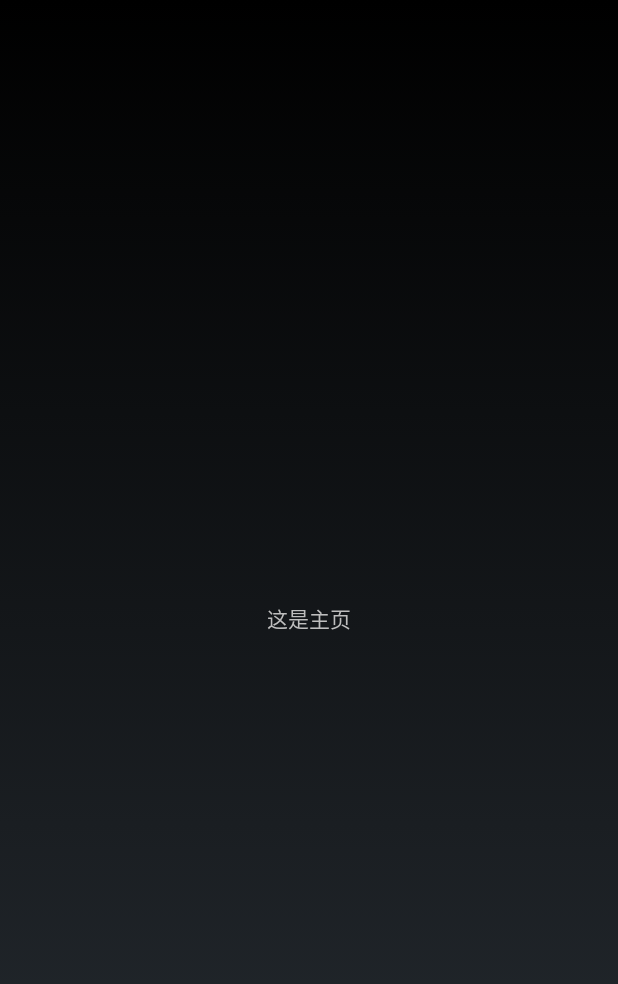
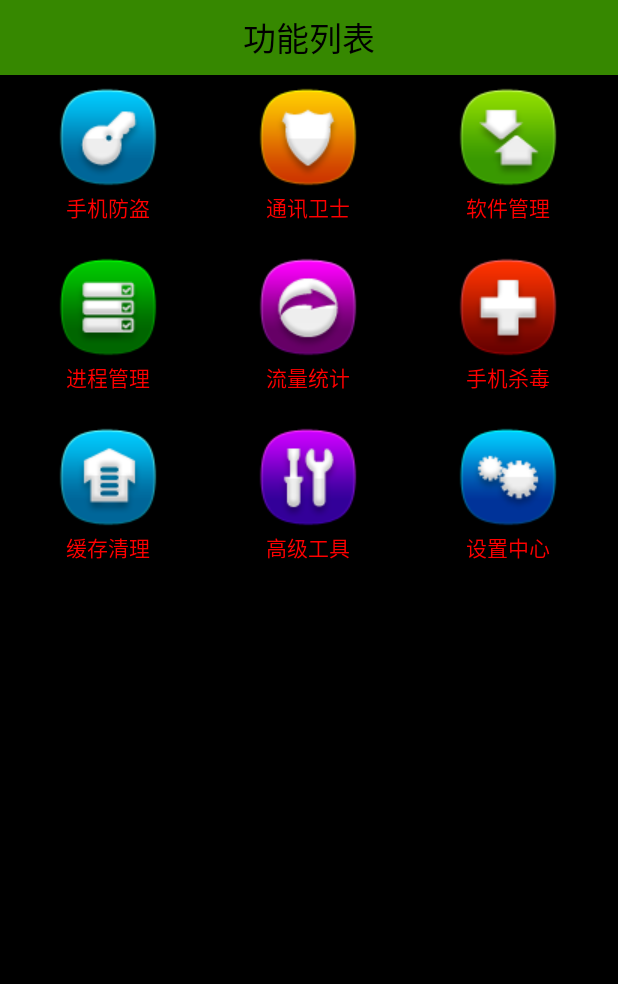
Before and after one commit to esileme/phonemanage, an Android app: the MainActivity screen opened directly, with no data from a screen before it, on a phone screen of 412 x 824 dp. Shown: the top 984 px of the screen. Run offline under Robolectric (Android 15) with nearby library versions, the phone set to English and light mode, and no system bars.

Commit message:
界面成功

```diff
--- a/PhoneManager/app/src/main/AndroidManifest.xml
+++ b/PhoneManager/app/src/main/AndroidManifest.xml
@@ -11,7 +11,7 @@
         android:icon="@mipmap/ic_launcher"
         android:label="@string/app_name"
         android:supportsRtl="true"
-        android:theme="@android:style/Theme.NoTitleBar">
+        android:theme="@android:style/Theme.Black.NoTitleBar.Fullscreen">
         <activity
             android:name=".SplashActivity"
             android:label="@string/app_name"
--- a/PhoneManager/app/src/main/java/com/android/yl/phonemanager/MainActivity.java
+++ b/PhoneManager/app/src/main/java/com/android/yl/phonemanager/MainActivity.java
@@ -1,15 +1,70 @@
 package com.android.yl.phonemanager;
 
+import android.app.Activity;
 import android.os.Bundle;
-import android.app.Activity;
+import android.view.View;
+import android.view.ViewGroup;
+import android.widget.BaseAdapter;
+import android.widget.GridView;
+import android.widget.ImageView;
+import android.widget.TextView;
 
+/**
+ * 主页面
+ *
+ * @author 11111111111111111
+ */
 public class MainActivity extends Activity {
+
+    private GridView gvHome;
+
+    private String[] mItems = new String[]{"手机防盗", "通讯卫士", "软件管理", "进程管理",
+            "流量统计", "手机杀毒", "缓存清理", "高级工具", "设置中心"};
+
+    private int[] mPics = new int[]{R.drawable.home_safe,
+            R.drawable.home_callmsgsafe, R.drawable.home_apps,
+            R.drawable.home_taskmanager, R.drawable.home_netmanager,
+            R.drawable.home_trojan, R.drawable.home_sysoptimize,
+            R.drawable.home_tools, R.drawable.home_settings};
 
     @Override
     protected void onCreate(Bundle savedInstanceState) {
         super.onCreate(savedInstanceState);
         setContentView(R.layout.activity_main);
 
+        gvHome = (GridView) findViewById(R.id.gv_home);
+        gvHome.setAdapter(new HomeAdapter());
     }
 
+    class HomeAdapter extends BaseAdapter {
+
+        @Override
+        public int getCount() {
+            return mItems.length;
+        }
+
+        @Override
+        public Object getItem(int position) {
+            return mItems[position];
+        }
+
+        @Override
+        public long getItemId(int position) {
+            return position;
+        }
+
+        @Override
+        public View getView(int position, View convertView, ViewGroup parent) {
+            View view = View.inflate(MainActivity.this,
+                    R.layout.home_list_item, null);
+            ImageView ivItem = (ImageView) view.findViewById(R.id.iv_item);
+            TextView tvItem = (TextView) view.findViewById(R.id.tv_item);
+
+            tvItem.setText(mItems[position]);
+
+            ivItem.setImageResource(mPics[position]);
+            return view;
+        }
+
+    }
 }
--- a/PhoneManager/app/src/main/java/com/android/yl/phonemanager/SplashActivity.java
+++ b/PhoneManager/app/src/main/java/com/android/yl/phonemanager/SplashActivity.java
@@ -203,6 +203,7 @@ public class SplashActivity extends AppCompatActivity {
         AlertDialog.Builder builder = new AlertDialog.Builder(this);
         builder.setTitle("最新版本" + mVersionName);
         builder.setMessage(mDesc);
+        builder.setCancelable(false);//禁用返回键功能
         builder.setPositiveButton("立即更新", new DialogInterface.OnClickListener() {
             @Override
             public void onClick(DialogInterface dialog, int which) {
@@ -247,7 +248,8 @@ public class SplashActivity extends AppCompatActivity {
                     intent.addCategory(Intent.CATEGORY_DEFAULT);
                     intent.setDataAndType(Uri.fromFile(arg0.result),
                             "application/vnd.android.package-archive");
-                    startActivity(intent);
+                    //startActivity(intent);
+                    startActivityForResult(intent,0);
 
                 }
 
@@ -260,6 +262,12 @@ public class SplashActivity extends AppCompatActivity {
             Toast.makeText(SplashActivity.this, "没有sd卡", Toast.LENGTH_SHORT).show();
         }
     }
+    //返回结果与startActivityForResult配对
+    @Override
+    protected void onActivityResult(int requestCode, int resultCode, Intent data) {
+        enterHome();
+        super.onActivityResult(requestCode, resultCode, data);
+    }
 
     private void enterHome() {
         Intent intent = new Intent(SplashActivity.this, MainActivity.class);
--- a/PhoneManager/app/src/main/res/layout/activity_main.xml
+++ b/PhoneManager/app/src/main/res/layout/activity_main.xml
@@ -1,13 +1,25 @@
 <?xml version="1.0" encoding="utf-8"?>
-<RelativeLayout xmlns:android="http://schemas.android.com/apk/res/android"
+<LinearLayout xmlns:android="http://schemas.android.com/apk/res/android"
     xmlns:tools="http://schemas.android.com/tools"
     android:layout_width="match_parent"
     android:layout_height="match_parent"
-    tools:context="com.android.yl.phonemanager.MainActivity">
-<TextView
-    android:layout_width="wrap_content"
-    android:layout_height="wrap_content"
-    android:text="这是主页"
-    android:layout_centerHorizontal="true"
-    android:layout_centerVertical="true"/>
-</RelativeLayout>
+    tools:context="com.android.yl.phonemanager.MainActivity"
+    android:orientation="vertical">
+
+    <TextView
+        android:layout_width="match_parent"
+        android:layout_height="50dp"
+        android:background="#8866ff00"
+        android:gravity="center"
+        android:text="功能列表"
+        android:textColor="#000"
+        android:textSize="22sp" />
+
+    <GridView
+        android:id="@+id/gv_home"
+        android:layout_width="wrap_content"
+        android:layout_height="0dp"
+        android:layout_weight="1"
+        android:numColumns="3"
+        android:verticalSpacing="20dp" />
+</LinearLayout>
--- /dev/null
+++ b/PhoneManager/app/src/main/res/layout/home_list_item.xml
@@ -0,0 +1,20 @@
+<?xml version="1.0" encoding="utf-8"?>
+<LinearLayout xmlns:android="http://schemas.android.com/apk/res/android"
+    android:layout_width="wrap_content"
+    android:layout_height="wrap_content"
+    android:orientation="vertical"
+    android:gravity="center">
+
+    <ImageView
+        android:id="@+id/iv_item"
+        android:layout_width="wrap_content"
+        android:layout_height="wrap_content"
+        android:src="@drawable/home_apps" />
+
+    <TextView
+        android:id="@+id/tv_item"
+        android:text="wenben"
+        android:textColor="#f00"
+        android:layout_width="wrap_content"
+        android:layout_height="wrap_content" />
+</LinearLayout>
```
